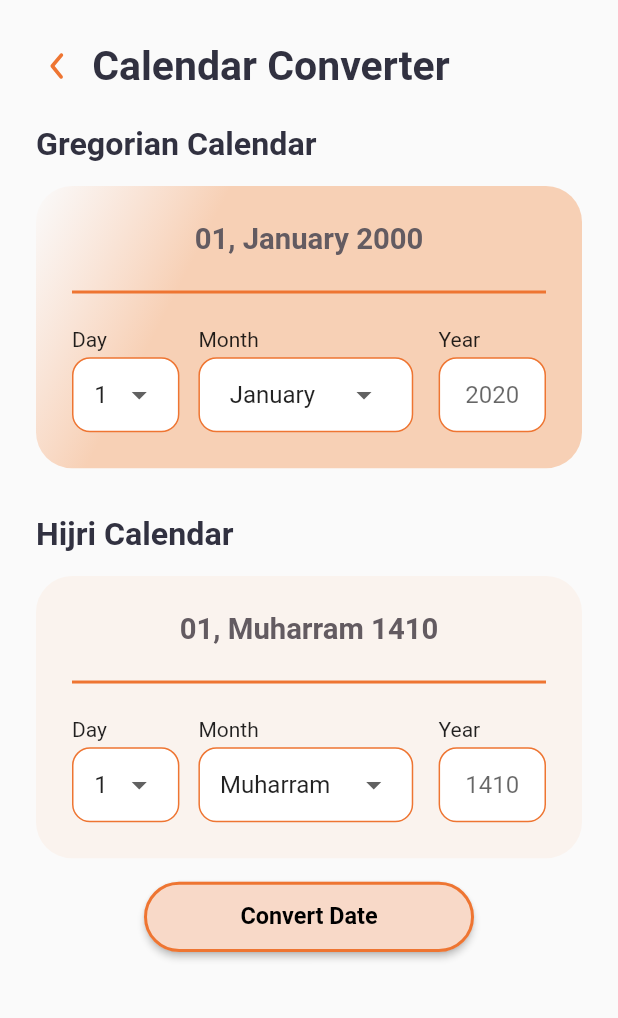
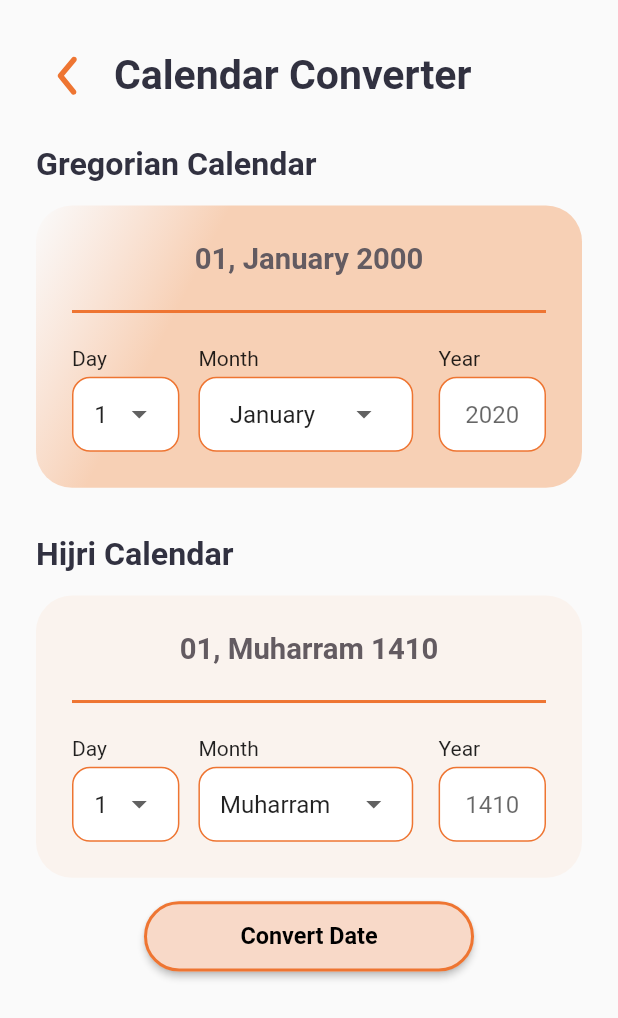
Before and after one commit to a-touman/muslim_pal, a Flutter app: the screen it shows after launch, after a tap on an icon or button, on a phone screen of 412 x 824 dp. Shown: the top 1018 px of the screen. Run offline on Flutter 3.47's test engine with Material 2 defaults, Android fonts, the phone set to English and light mode, and no system bars; our stand-ins replace flutter_screenutil, flutter_svg, geolocator, get, get_storage, hijri and 1 more; missing offline and left inert: country_picker_plus; network calls fail; Roboto replaces fonts that are missing (Effra Trial Bold, Effra Trial SemiBold); project files that could hold a hidden picture were left out.

```diff
--- a/lib/app/pages/calendar/view/calendar_view.dart
+++ b/lib/app/pages/calendar/view/calendar_view.dart
@@ -5,6 +5,7 @@ import 'package:muslim_pal/app/pages/home/view/home_view.dart';
 import 'package:muslim_pal/app/style/app_colors.dart';
 import 'package:muslim_pal/app/style/style.dart';
 import 'package:muslim_pal/app/utils/constants.dart';
+import '../../../widgets/back_arrow_ar.dart';
 import '../../home/repository/remote services.dart';
 import '../../settings/controller/change_language_controller.dart';
 import '../controller/calendar_controller.dart';
@@ -33,7 +34,8 @@ class CalendarView extends GetView<CalendarController> {
                                 onTap: () {
                                   Get.to(HomeView());
                                 },
-                                child: SvgPicture.asset(IconPaths.back_arrow)),
+                                child: BackArrowAr(),
+                            ),
                             SizedBox(width: AppStyle.spacing.W.spacingXs),
                             Text('Calendar Converter'.tr,
                                 style: TextStyles.heading.h3_28SB),
--- a/lib/app/pages/home/widgets/home_page_widget.dart
+++ b/lib/app/pages/home/widgets/home_page_widget.dart
@@ -61,7 +61,7 @@ class Seemore extends StatelessWidget {
               Get.to(AyahDetailView(ayahText: ayahText,SurahNum: Surahnum,VerseNum: Versenum,));
             },
             child: Text(
-              '...see more',
+              '...see more'.tr,
               style: TextStyles.body.b_16B.textColor,
               textAlign: TextAlign.left,
             ),
--- a/lib/app/pages/settings/screens/languages_page.dart
+++ b/lib/app/pages/settings/screens/languages_page.dart
@@ -38,10 +38,7 @@ class LanguagesPage extends GetView<ChangeLanguageController> {
                             onTap: () {
                               Get.back();
                             },
-                            child: SvgPicture.asset(
-                              IconPaths.back_arrow,
-                              height: 45,
-                            ),
+                            child: BackArrowAr()
                           ),
                           SizedBox(
                             width: AppStyle.spacing.W.spacingXs,
--- a/lib/app/pages/settings/screens/location_page.dart
+++ b/lib/app/pages/settings/screens/location_page.dart
@@ -8,6 +8,7 @@ import 'package:muslim_pal/app/utils/assets.dart';
 import 'package:muslim_pal/app/utils/constants.dart';
 import '../../../style/style.dart';
 import '../../../style/text_themes.dart';
+import '../../../widgets/back_arrow_ar.dart';
 import 'manual_location_page.dart';
 
 class LocationPage extends GetView<ChangeLanguageController> {
@@ -37,10 +38,7 @@ class LocationPage extends GetView<ChangeLanguageController> {
                           onTap: () {
                             Get.back();
                           },
-                          child: SvgPicture.asset(
-                            IconPaths.back_arrow,
-                            height: 45,
-                          ),
+                          child:BackArrowAr(),
                         ),
                         SizedBox(
                           width: AppStyle.spacing.W.spacingXs,
--- a/lib/app/pages/settings/view/settings_view.dart
+++ b/lib/app/pages/settings/view/settings_view.dart
@@ -5,6 +5,7 @@ import 'package:get/get_state_manager/src/simple/get_view.dart';
 import 'package:muslim_pal/app/pages/settings/controller/change_language_controller.dart';
 import 'package:muslim_pal/app/style/app_colors.dart';
 import 'package:muslim_pal/app/utils/assets.dart';
+import 'package:muslim_pal/app/widgets/back_arrow_ar.dart';
 import '../../../style/style.dart';
 import '../../../style/text_themes.dart';
 import '../../../utils/constants.dart';
@@ -41,10 +42,7 @@ class SettingsPage extends GetView<ChangeLanguageController> {
                             onTap: () {
                               Get.back();
                             },
-                            child: SvgPicture.asset(
-                              IconPaths.back_arrow,
-                              height: 45,
-                            ),
+                            child: BackArrowAr()
                           ),
                           SizedBox(
                             width: AppStyle.spacing.W.spacingXs,
--- a/lib/app/widgets/icon_button.dart
+++ b/lib/app/widgets/icon_button.dart
@@ -20,6 +20,7 @@ class IconContent extends StatelessWidget {
             height: 46.0,
             width: 46.0,
             child: FloatingActionButton(
+              heroTag: null,
                 elevation: 0,
                 backgroundColor: AppColors.buttonIconBackground,
                 onPressed: null,
--- a/lib/translations/ar.dart
+++ b/lib/translations/ar.dart
@@ -95,5 +95,6 @@ const Map<String, String> ar = {
   "Dhu al-Qidah": "ذو القعدة",
   "Dhu al-Hijjah": "ذو الحجة",
   "1410":"١٤٢٠",
-  "2020":"٢٠٢٠"
+  "2020":"٢٠٢٠",
+  "...see more":"...شاهد المزيد"
 };
```
